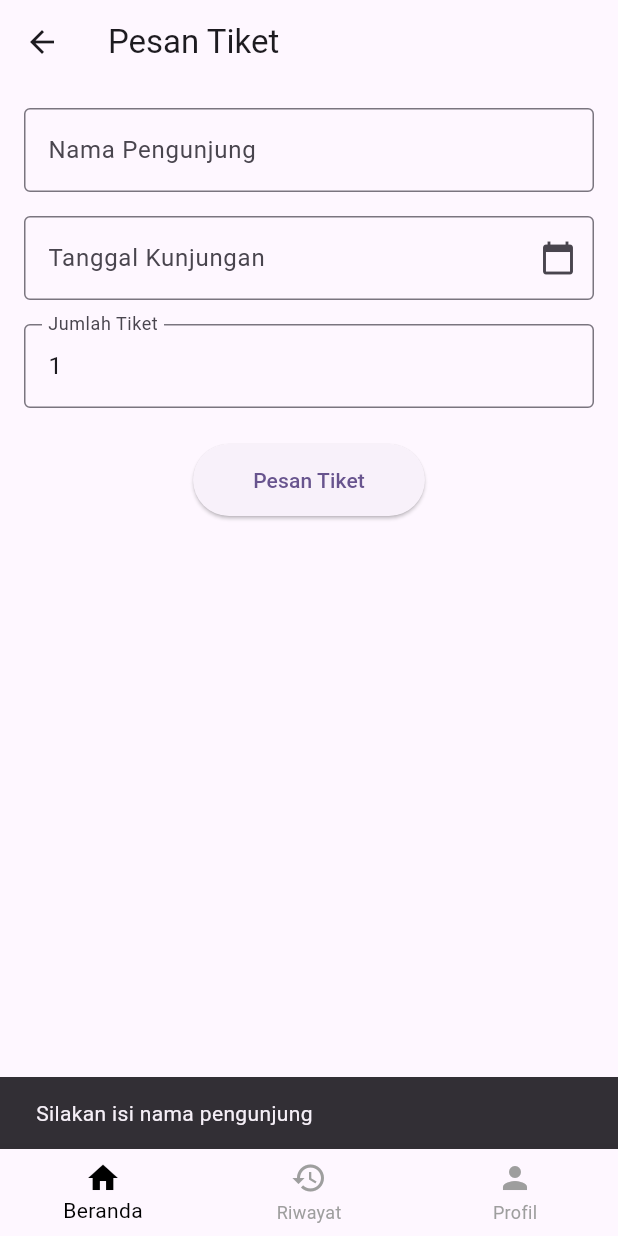
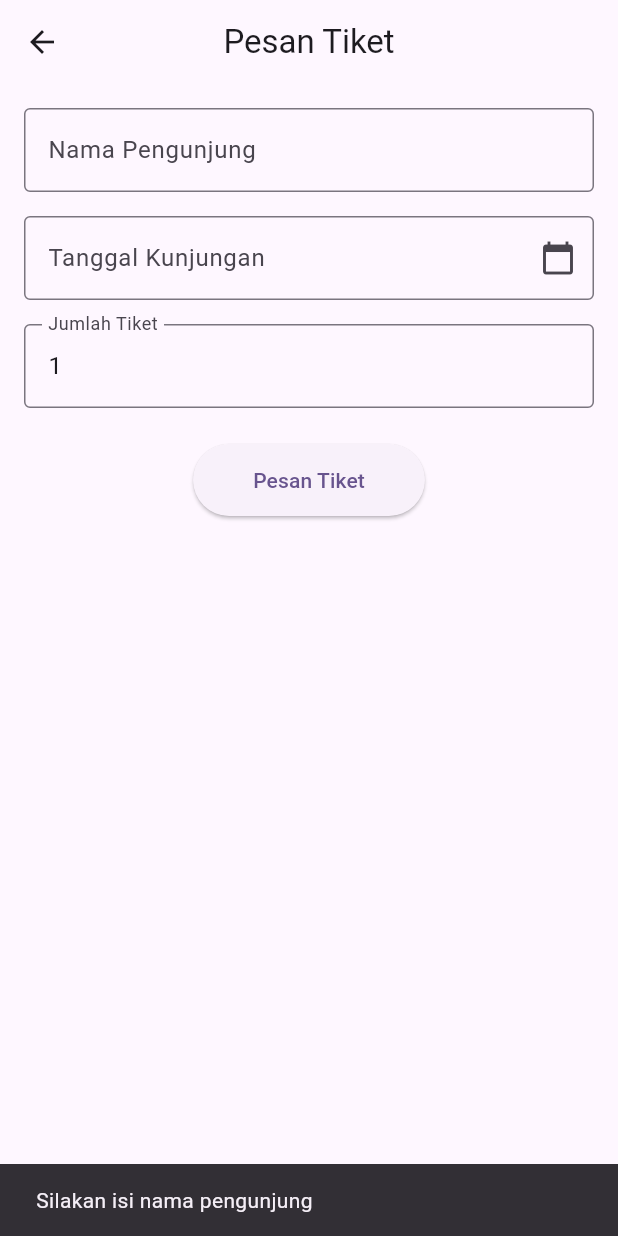
Before and after one commit to faizaST/museumgo, a Flutter app: the PesanPage screen opened directly, after a tap on "Pesan Tiket", on a phone screen of 412 x 824 dp. Run offline on Flutter 3.47's test engine with Material 3 defaults, Android fonts, the phone set to English and light mode, and no system bars; our stand-ins replace month_picker_dialog.

Commit message:
menghapus navbar pesan dan konfirmasi

```diff
--- a/lib/main.dart
+++ b/lib/main.dart
@@ -27,7 +27,7 @@ class MyApp extends StatelessWidget {
         '/screens/auth/registrasi_screen': (context) => RegistrasiPage(),
         // Tambahkan rute lainnya sesuai kebutuhan
       },
-      home: AdminHomePage(),
+      home: LoginPage(),
     );
   }
 }
--- a/lib/screens/user/konfirmasi_page.dart
+++ b/lib/screens/user/konfirmasi_page.dart
@@ -25,14 +25,6 @@ class _KonfirmasiPageState extends State<KonfirmasiPage> {
     setState(() {
       _selectedIndex = index;
     });
-
-    if (index == 0) {
-      Navigator.pushNamed(context, '/user_home');
-    } else if (index == 1) {
-      Navigator.pushNamed(context, '/riwayat');
-    } else if (index == 2) {
-      Navigator.pushNamed(context, '/profil');
-    }
   }
 
   void _uploadBukti() {
@@ -212,18 +204,6 @@ class _KonfirmasiPageState extends State<KonfirmasiPage> {
           ],
         ),
       ),
-      bottomNavigationBar: BottomNavigationBar(
-        currentIndex: _selectedIndex,
-        onTap: _onNavTapped,
-        selectedItemColor: Colors.black,
-        unselectedItemColor: Colors.grey,
-        showUnselectedLabels: true,
-        items: const [
-          BottomNavigationBarItem(icon: Icon(Icons.home), label: 'Beranda'),
-          BottomNavigationBarItem(icon: Icon(Icons.history), label: 'Riwayat'),
-          BottomNavigationBarItem(icon: Icon(Icons.person), label: 'Profil'),
-        ],
-      ),
     );
   }
 
--- a/lib/screens/user/pesan_page.dart
+++ b/lib/screens/user/pesan_page.dart
@@ -16,21 +16,7 @@ class _PesanPageState extends State<PesanPage> {
     text: '1',
   );
 
-  int _selectedIndex = 0;
-
-  void _onNavTapped(int index) {
-    setState(() {
-      _selectedIndex = index;
-    });
-
-    if (index == 0) {
-      Navigator.pushNamed(context, '/user_home');
-    } else if (index == 1) {
-      Navigator.pushNamed(context, '/riwayat');
-    } else if (index == 2) {
-      Navigator.pushNamed(context, '/profil');
-    }
-  }
+  int _selectedIndex = 0; // Beranda
 
   void _pilihTanggal() async {
     final DateTime? picked = await showDatePicker(
@@ -42,7 +28,6 @@ class _PesanPageState extends State<PesanPage> {
     if (picked != null) {
       setState(() {
         _tanggalKunjungan = picked;
-        // Format manual yyyy-MM-dd
         _tanggalController.text =
             "${picked.year.toString().padLeft(4, '0')}-${picked.month.toString().padLeft(2, '0')}-${picked.day.toString().padLeft(2, '0')}";
       });
@@ -51,15 +36,15 @@ class _PesanPageState extends State<PesanPage> {
 
   void _submitPesanan() {
     if (_namaController.text.isEmpty) {
-      ScaffoldMessenger.of(
-        context,
-      ).showSnackBar(SnackBar(content: Text('Silakan isi nama pengunjung')));
+      ScaffoldMessenger.of(context).showSnackBar(
+        const SnackBar(content: Text('Silakan isi nama pengunjung')),
+      );
       return;
     }
 
     if (_tanggalKunjungan == null) {
       ScaffoldMessenger.of(context).showSnackBar(
-        SnackBar(content: Text('Silakan pilih tanggal kunjungan')),
+        const SnackBar(content: Text('Silakan pilih tanggal kunjungan')),
       );
       return;
     }
@@ -79,6 +64,14 @@ class _PesanPageState extends State<PesanPage> {
     );
   }
 
+  void _onNavTapped(int index) {
+    if (_selectedIndex == index) return;
+
+    setState(() {
+      _selectedIndex = index;
+    });
+  }
+
   @override
   void dispose() {
     _namaController.dispose();
@@ -90,62 +83,52 @@ class _PesanPageState extends State<PesanPage> {
   @override
   Widget build(BuildContext context) {
     return Scaffold(
-      appBar: AppBar(title: Text('Pesan Tiket')),
+      appBar: AppBar(title: const Text('Pesan Tiket'), centerTitle: true),
       body: SingleChildScrollView(
-        padding: EdgeInsets.all(16),
+        padding: const EdgeInsets.all(16),
         child: Column(
           children: [
             TextField(
               controller: _namaController,
-              decoration: InputDecoration(
+              decoration: const InputDecoration(
                 labelText: 'Nama Pengunjung',
                 border: OutlineInputBorder(),
               ),
             ),
-            SizedBox(height: 16),
+            const SizedBox(height: 16),
             TextField(
               controller: _tanggalController,
               readOnly: true,
               onTap: _pilihTanggal,
-              decoration: InputDecoration(
+              decoration: const InputDecoration(
                 labelText: 'Tanggal Kunjungan',
                 border: OutlineInputBorder(),
                 suffixIcon: Icon(Icons.calendar_today),
               ),
             ),
-            SizedBox(height: 16),
+            const SizedBox(height: 16),
             TextField(
               controller: _jumlahTiketController,
               keyboardType: TextInputType.number,
-              decoration: InputDecoration(
+              decoration: const InputDecoration(
                 labelText: 'Jumlah Tiket',
                 border: OutlineInputBorder(),
               ),
             ),
-            SizedBox(height: 24),
+            const SizedBox(height: 24),
             ElevatedButton(
               onPressed: _submitPesanan,
               style: ElevatedButton.styleFrom(
-                padding: EdgeInsets.symmetric(horizontal: 40, vertical: 14),
+                padding: const EdgeInsets.symmetric(
+                  horizontal: 40,
+                  vertical: 14,
+                ),
               ),
-              child: Text('Pesan Tiket'),
+              child: const Text('Pesan Tiket'),
             ),
           ],
         ),
       ),
-      bottomNavigationBar: BottomNavigationBar(
-        currentIndex: _selectedIndex,
-        onTap: _onNavTapped,
-        selectedItemColor: Colors.black,
-        unselectedItemColor: Colors.grey,
-        showSelectedLabels: true,
-        showUnselectedLabels: true,
-        items: [
-          BottomNavigationBarItem(icon: Icon(Icons.home), label: 'Beranda'),
-          BottomNavigationBarItem(icon: Icon(Icons.history), label: 'Riwayat'),
-          BottomNavigationBarItem(icon: Icon(Icons.person), label: 'Profil'),
-        ],
-      ),
     );
   }
 }
--- a/lib/screens/user/riwayat_page.dart
+++ b/lib/screens/user/riwayat_page.dart
@@ -1,6 +1,7 @@
 import 'package:flutter/material.dart';
 import 'package:url_launcher/url_launcher.dart';
-
+import 'profil_page.dart';
+import 'user_home_page.dart' as home;
 
 class RiwayatPage extends StatefulWidget {
   const RiwayatPage({super.key});
@@ -40,18 +41,18 @@ class _RiwayatPageState extends State<RiwayatPage> {
 
     switch (index) {
       case 0:
-        //Navigator.pushReplacement(
-          //context,
-          //MaterialPageRoute(builder: (_) => home.UserHomePage()),
-        //);
+        Navigator.pushReplacement(
+          context,
+          MaterialPageRoute(builder: (_) => home.UserHomePage()),
+        );
         break;
       case 1:
         break;
       case 2:
-        //Navigator.pushReplacement(
-          //context,
-          //MaterialPageRoute(builder: (_) => ProfilPage()),
-        //);
+        Navigator.pushReplacement(
+          context,
+          MaterialPageRoute(builder: (_) => ProfilPage()),
+        );
         break;
     }
   }
@@ -99,8 +100,7 @@ class _RiwayatPageState extends State<RiwayatPage> {
                     'Lihat Bukti Pembayaran',
                     style: TextStyle(color: Colors.blue),
                   ),
-)
-
+                ),
               ],
             ),
             actions: [
```
Lines whose indentation alone changed are shown as unchanged.
